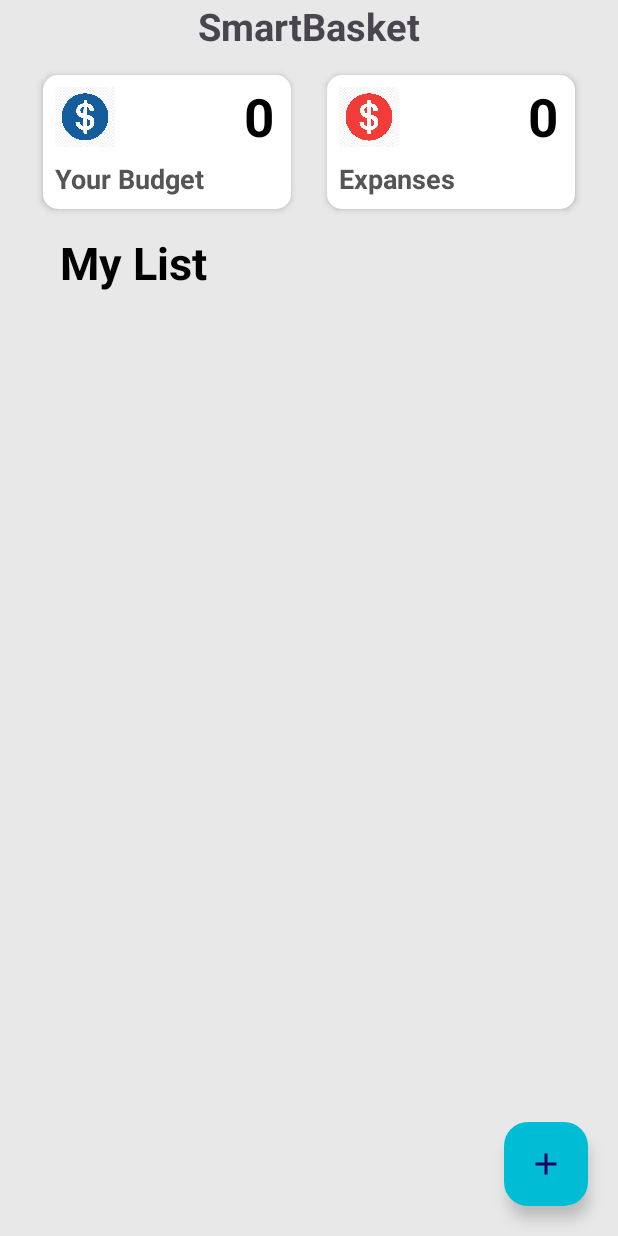
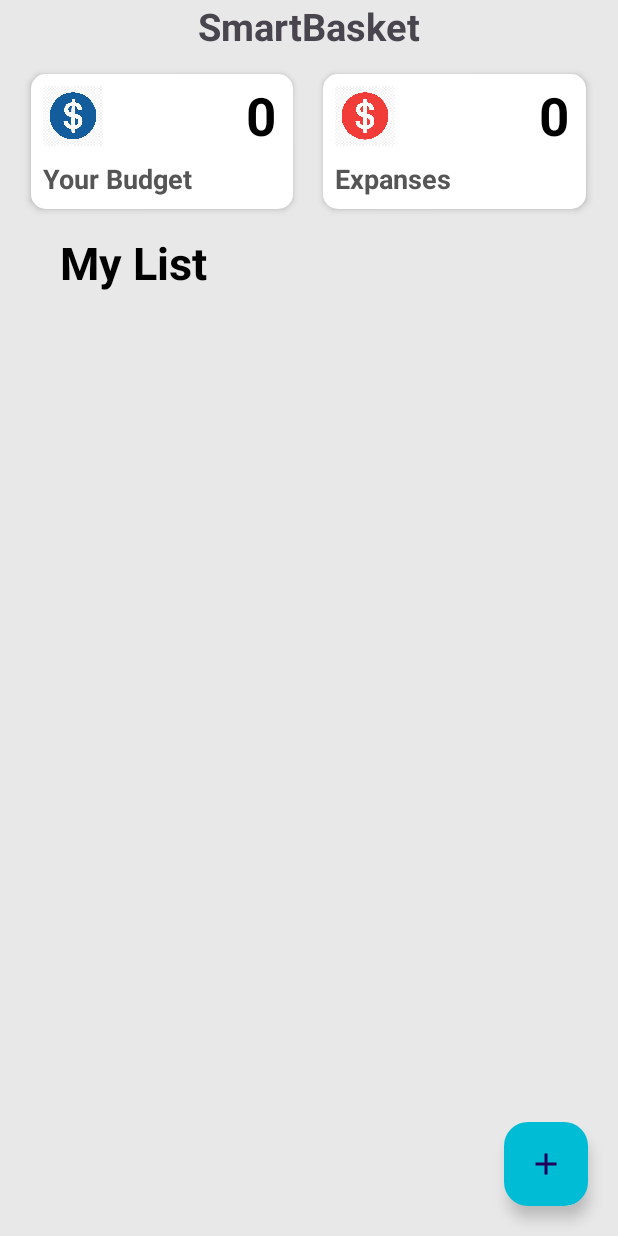
Before and after one commit to LouiseDelarue/ProjectMAD-group3, an Android app: the screen it shows after launch (MainActivity), on a phone screen of 412 x 824 dp. Run offline under Robolectric (Android 15) with nearby library versions, the phone set to English and light mode, and no system bars; libraries missing offline, so code that uses them is left out: it.xabaras.android.

Commit message:
budget saved

```diff
--- a/app/src/main/java/com/example/bkyujk/MainActivity.java
+++ b/app/src/main/java/com/example/bkyujk/MainActivity.java
@@ -1,6 +1,7 @@
 package com.example.bkyujk;
 
 import android.content.DialogInterface;
+import android.content.SharedPreferences;
 import android.os.Bundle;
 import android.text.InputType;
 import android.view.View;
@@ -42,9 +43,18 @@ public class MainActivity extends AppCompatActivity implements OnDialogCloseList
     protected void onCreate(Bundle savedInstanceState) {
         super.onCreate(savedInstanceState);
         EdgeToEdge.enable(this);
+
         setContentView(R.layout.activity_main);
+
         RelativeLayout budgetContainer = findViewById(R.id.budgetContainer);
+
         TextView value1 = findViewById(R.id.value1);
+
+        SharedPreferences prefs = getSharedPreferences("myPrefs", MODE_PRIVATE);
+        String saveBudget = prefs.getString("budget", null);
+        if (saveBudget != null) {
+            value1.setText((saveBudget));
+        }
 
         ViewCompat.setOnApplyWindowInsetsListener(findViewById(R.id.main), (v, insets) -> {
             Insets systemBars = insets.getInsets(WindowInsetsCompat.Type.systemBars());
@@ -88,10 +98,13 @@ public class MainActivity extends AppCompatActivity implements OnDialogCloseList
 
             builder.setPositiveButton("OK", (dialog, which) -> {
                 String enteredValue = input.getText().toString();
-                try {
+                try { //verif si budget >0
                     double budget = Double.parseDouble(enteredValue);
                     if (budget>0) {
                         value1.setText(enteredValue);
+                        SharedPreferences.Editor editor = prefs.edit();
+                        editor.putString("budget", enteredValue);
+                        editor.apply();;
                     } else {
                         Toast.makeText(MainActivity.this, "PLease enter a value greater than 0.", Toast.LENGTH_SHORT).show();
                     }
--- a/app/src/main/res/layout/activity_main.xml
+++ b/app/src/main/res/layout/activity_main.xml
@@ -63,19 +63,19 @@
         android:orientation="horizontal"
         android:layout_below="@+id/textView"
         android:layout_marginTop="10dp"
-        android:paddingStart="10dp"
-        android:paddingEnd="10dp"
+        android:paddingStart="1dp"
+        android:paddingEnd="1dp"
         android:gravity="center"
         android:weightSum="2">
 
         <RelativeLayout
             android:id="@+id/budgetContainer"
             android:layout_width="0dp"
-            android:layout_height="89dp"
-            android:layout_marginEnd="12dp"
+            android:layout_height="90dp"
+            android:layout_marginEnd="10dp"
             android:layout_weight="0.9"
+            android:background="@drawable/rounded_corner_for_btn"
             android:elevation="3dp"
-            android:background="@drawable/rounded_corner_for_btn"
             android:padding="8dp">
 
             <ImageView
@@ -114,8 +114,8 @@
 
         <RelativeLayout
             android:layout_width="0dp"
-            android:layout_height="89dp"
-            android:layout_marginStart="12dp"
+            android:layout_height="90dp"
+            android:layout_marginStart="10dp"
             android:layout_weight="0.9"
             android:elevation="3dp"
             android:background="@drawable/rounded_corner_for_btn"
```
